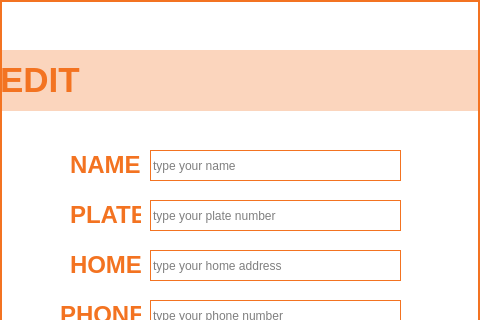
Qt form cctv_36/src/ui/edit.ui (VEDA-ThirtySix/PAMS-client) before a commit; both pictures show x 0 to 480 and y 0 to 320 of the 480 by 480 pixel window.
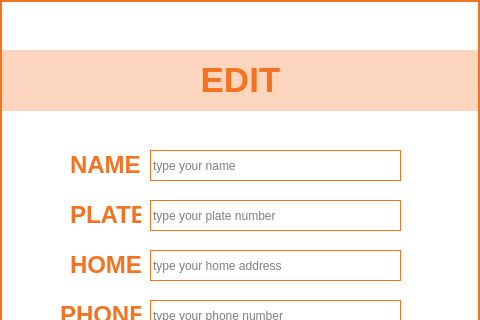
The same form after that commit.

```diff
--- a/cctv_36/src/ui/edit.ui
+++ b/cctv_36/src/ui/edit.ui
@@ -165,6 +165,9 @@
    <property name="text">
     <string>&lt;html&gt;&lt;head/&gt;&lt;body&gt;&lt;p&gt;&lt;span style=&quot; font-size:26pt; font-weight:700;&quot;&gt;EDIT&lt;/span&gt;&lt;/p&gt;&lt;/body&gt;&lt;/html&gt;</string>
    </property>
+   <property name="alignment">
+    <set>Qt::AlignmentFlag::AlignCenter</set>
+   </property>
   </widget>
   <widget class="QLabel" name="label_name">
    <property name="geometry">
```
